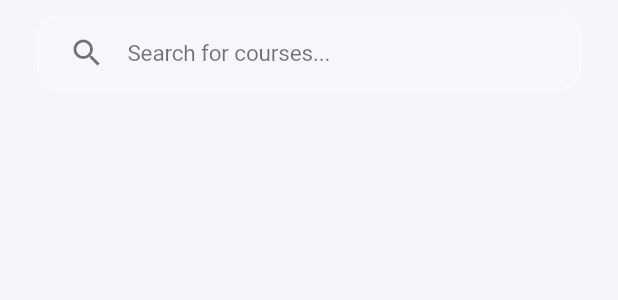
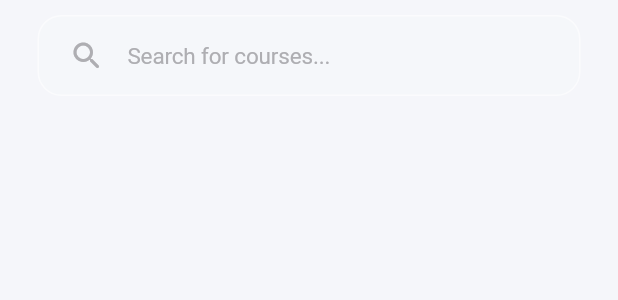
Before and after one commit to Omar-Einstein7/CodeMap, a Flutter app: the HomeSearchBar widget shown alone on an empty page, opened directly, on a phone screen of 412 x 824 dp. Shown: the top 300 px of the screen. Run offline on Flutter 3.47's test engine with Material 3 defaults, Android fonts, the phone set to English and light mode, and no system bars; our stand-ins replace dio, easy_localization, equatable, flutter_bloc, flutter_dotenv, flutter_native_splash and 6 more; missing offline and left inert: liquid_glass_renderer; accounts and stored records are empty.

Commit message:
feat(home): glass search bar

```diff
--- a/lib/src/features/home/presentation/widgets/home_search_bar.dart
+++ b/lib/src/features/home/presentation/widgets/home_search_bar.dart
@@ -7,34 +7,29 @@ class HomeSearchBar extends StatelessWidget {
 
   @override
   Widget build(BuildContext context) {
-    final isLight = Theme.of(context).brightness == Brightness.light;
+    final theme = Theme.of(context);
     return GestureDetector(
       onTap: onTap,
       child: Container(
         margin: const EdgeInsets.symmetric(horizontal: 25, vertical: 10),
-        padding: const EdgeInsets.symmetric(horizontal: 20, vertical: 12),
+        padding: const EdgeInsets.symmetric(horizontal: 20, vertical: 14),
         decoration: BoxDecoration(
-          color: isLight
-              ? AppColors.glassLight
-              : AppColors.glassDark,
-          borderRadius: BorderRadius.circular(15),
-          border: Border.all(
-            color: isLight
-                ? AppColors.glassBorderLight
-                : AppColors.glassBorderDark,
-          ),
+          color: theme.glassColor,
+          borderRadius: BorderRadius.circular(16),
+          border: Border.all(color: theme.glassBorder),
         ),
         child: Row(
           children: [
             Icon(
-              Icons.search,
-              color: isLight ? Colors.black54 : Colors.white54,
+              Icons.search_rounded,
+              color: theme.textTertiaryColor,
             ),
             const SizedBox(width: 15),
             Text(
               "Search for courses...",
               style: TextStyle(
-                color: isLight ? Colors.black54 : Colors.white54,
+                color: theme.textTertiaryColor,
+                fontSize: 15,
               ),
             ),
           ],
```
